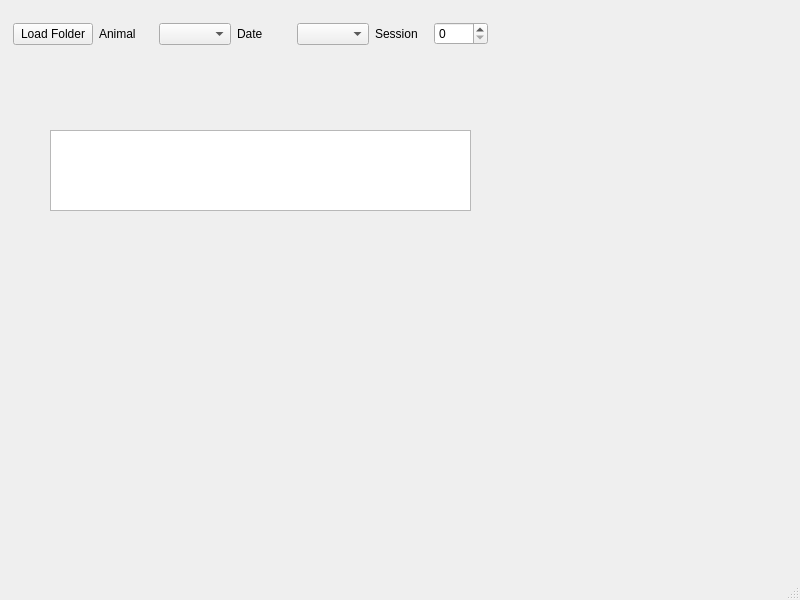
Above: Analysis GUI/MainGUI.ui from benefron/Detection_task before the change. Below: the same form after it.
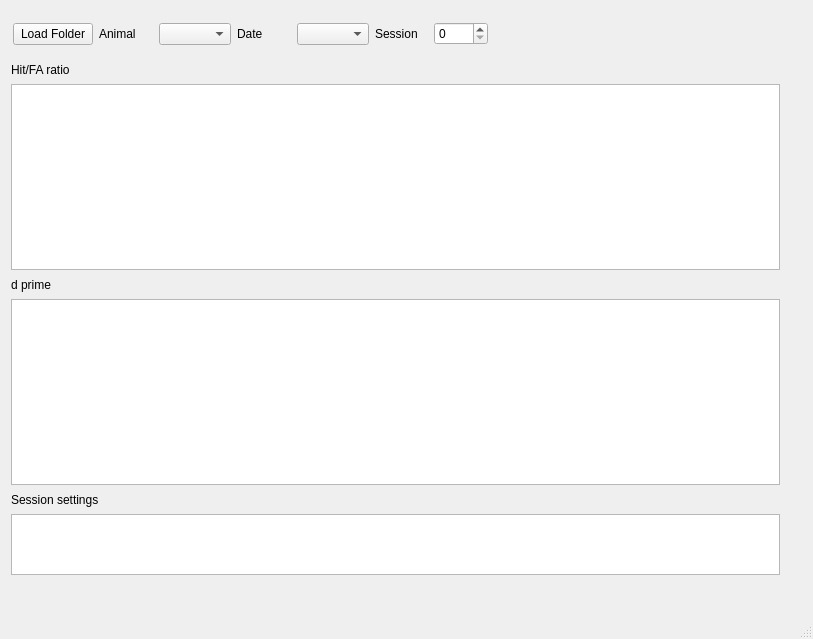
That is the form after the change.

Commit message: Added features to gui to extract the dates the training ran

Patch:
```diff
--- a/Analysis GUI/MainGUI.ui
+++ b/Analysis GUI/MainGUI.ui
@@ -6,24 +6,83 @@
    <rect>
     <x>0</x>
     <y>0</y>
-    <width>800</width>
-    <height>600</height>
+    <width>813</width>
+    <height>639</height>
    </rect>
   </property>
   <property name="windowTitle">
    <string>MainWindow</string>
   </property>
   <widget class="QWidget" name="centralwidget">
-   <widget class="QTextEdit" name="FeedBack">
+   <widget class="QGraphicsView" name="graphicsView">
     <property name="geometry">
      <rect>
-      <x>50</x>
-      <y>130</y>
-      <width>421</width>
-      <height>81</height>
+      <x>11</x>
+      <y>84</y>
+      <width>769</width>
+      <height>186</height>
      </rect>
     </property>
    </widget>
+   <widget class="QGraphicsView" name="graphicsView_2">
+    <property name="geometry">
+     <rect>
+      <x>11</x>
+      <y>299</y>
+      <width>769</width>
+      <height>186</height>
+     </rect>
+    </property>
+   </widget>
+   <widget class="QTextEdit" name="textEdit">
+    <property name="geometry">
+     <rect>
+      <x>11</x>
+      <y>514</y>
+      <width>769</width>
+      <height>61</height>
+     </rect>
+    </property>
+   </widget>
+   <widget class="QLabel" name="label_4">
+    <property name="geometry">
+     <rect>
+      <x>11</x>
+      <y>491</y>
+      <width>110</width>
+      <height>17</height>
+     </rect>
+    </property>
+    <property name="text">
+     <string>Session settings</string>
+    </property>
+   </widget>
+   <widget class="QLabel" name="label_5">
+    <property name="geometry">
+     <rect>
+      <x>11</x>
+      <y>276</y>
+      <width>110</width>
+      <height>17</height>
+     </rect>
+    </property>
+    <property name="text">
+     <string>d prime</string>
+    </property>
+   </widget>
+   <widget class="QLabel" name="label_6">
+    <property name="geometry">
+     <rect>
+      <x>11</x>
+      <y>61</y>
+      <width>110</width>
+      <height>17</height>
+     </rect>
+    </property>
+    <property name="text">
+     <string>Hit/FA ratio</string>
+    </property>
+   </widget>
    <widget class="QWidget" name="">
     <property name="geometry">
      <rect>
```
Left out of the diff: 2 changed lines with no effect on the pictures. The commit also changes 3 other files.
